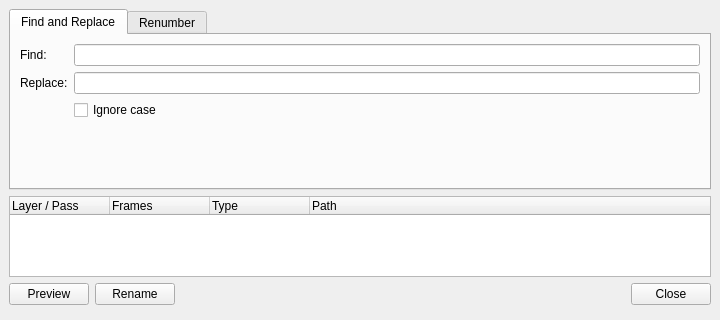
Before: the Qt Designer form core/tools/renderBrowser/rename_ui.ui in mjbonnington/icarus-gps, drawn with Qt 5.
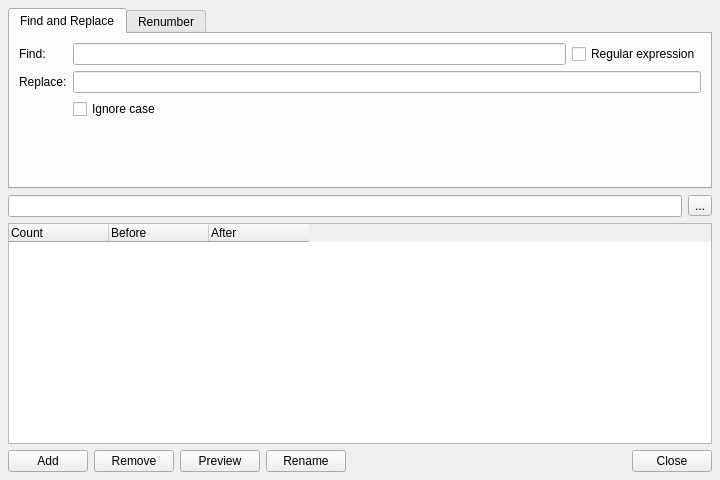
After: the same form once the commit is applied.

Commit message: Developing Sequence Rename tool.

Patch:
```diff
--- a/core/tools/renderBrowser/rename_ui.ui
+++ b/core/tools/renderBrowser/rename_ui.ui
@@ -7,7 +7,7 @@
     <x>0</x>
     <y>0</y>
     <width>720</width>
-    <height>320</height>
+    <height>480</height>
    </rect>
   </property>
   <property name="windowTitle">
@@ -15,8 +15,29 @@
   </property>
   <widget class="QWidget" name="centralwidget">
    <layout class="QVBoxLayout" name="verticalLayout">
+    <property name="spacing">
+     <number>6</number>
+    </property>
+    <property name="leftMargin">
+     <number>8</number>
+    </property>
+    <property name="topMargin">
+     <number>8</number>
+    </property>
+    <property name="rightMargin">
+     <number>8</number>
+    </property>
+    <property name="bottomMargin">
+     <number>8</number>
+    </property>
     <item>
      <widget class="QTabWidget" name="rename_tabWidget">
+      <property name="sizePolicy">
+       <sizepolicy hsizetype="Expanding" vsizetype="Maximum">
+        <horstretch>0</horstretch>
+        <verstretch>0</verstretch>
+       </sizepolicy>
+      </property>
       <property name="currentIndex">
        <number>0</number>
       </property>
@@ -25,33 +46,48 @@
         <string>Find and Replace</string>
        </attribute>
        <layout class="QFormLayout" name="formLayout">
-        <item row="0" column="0">
+        <item row="1" column="0">
          <widget class="QLabel" name="find_label">
           <property name="text">
            <string>Find:</string>
           </property>
          </widget>
         </item>
-        <item row="0" column="1">
-         <widget class="QLineEdit" name="find_lineEdit"/>
-        </item>
-        <item row="1" column="1">
-         <widget class="QLineEdit" name="replace_lineEdit"/>
-        </item>
-        <item row="1" column="0">
+        <item row="2" column="0">
          <widget class="QLabel" name="replace_label">
           <property name="text">
            <string>Replace:</string>
           </property>
          </widget>
         </item>
-        <item row="2" column="1">
+        <item row="3" column="1">
          <widget class="QCheckBox" name="ignoreCase_checkBox">
           <property name="text">
            <string>Ignore case</string>
           </property>
          </widget>
         </item>
+        <item row="1" column="1">
+         <layout class="QHBoxLayout" name="find_horizontalLayout">
+          <item>
+           <widget class="QLineEdit" name="find_lineEdit"/>
+          </item>
+          <item>
+           <widget class="QCheckBox" name="regex_checkBox">
+            <property name="text">
+             <string>Regular expression</string>
+            </property>
+           </widget>
+          </item>
+         </layout>
+        </item>
+        <item row="2" column="1">
+         <layout class="QHBoxLayout" name="replace_horizontalLayout">
+          <item>
+           <widget class="QLineEdit" name="replace_lineEdit"/>
+          </item>
+         </layout>
+        </item>
        </layout>
       </widget>
       <widget class="QWidget" name="renumber_tab">
@@ -162,7 +198,25 @@
      </widget>
     </item>
     <item>
-     <widget class="QTreeWidget" name="renderPbl_treeWidget">
+     <layout class="QHBoxLayout" name="dir_horizontalLayout">
+      <item>
+       <widget class="QLineEdit" name="dir_lineEdit">
+        <property name="mandatoryField" stdset="0">
+         <bool>false</bool>
+        </property>
+       </widget>
+      </item>
+      <item>
+       <widget class="QToolButton" name="dirBrowse_toolButton">
+        <property name="text">
+         <string>...</string>
+        </property>
+       </widget>
+      </item>
+     </layout>
+    </item>
+    <item>
+     <widget class="QTreeWidget" name="selection_treeWidget">
       <property name="alternatingRowColors">
        <bool>true</bool>
       </property>
@@ -184,24 +238,22 @@
       <property name="expandsOnDoubleClick">
        <bool>false</bool>
       </property>
+      <attribute name="headerStretchLastSection">
+       <bool>false</bool>
+      </attribute>
       <column>
        <property name="text">
-        <string>Layer / Pass</string>
+        <string>Count</string>
        </property>
       </column>
       <column>
        <property name="text">
-        <string>Frames</string>
+        <string>Before</string>
        </property>
       </column>
       <column>
        <property name="text">
-        <string>Type</string>
-       </property>
-      </column>
-      <column>
-       <property name="text">
-        <string>Path</string>
+        <string>After</string>
        </property>
       </column>
      </widget>
@@ -225,8 +277,34 @@
         <number>0</number>
        </property>
        <property name="bottomMargin">
-        <number>6</number>
+        <number>0</number>
        </property>
+       <item>
+        <widget class="QPushButton" name="add_pushButton">
+         <property name="text">
+          <string>Add</string>
+         </property>
+         <property name="default">
+          <bool>false</bool>
+         </property>
+         <property name="flat">
+          <bool>false</bool>
+         </property>
+        </widget>
+       </item>
+       <item>
+        <widget class="QPushButton" name="remove_pushButton">
+         <property name="text">
+          <string>Remove</string>
+         </property>
+         <property name="default">
+          <bool>false</bool>
+         </property>
+         <property name="flat">
+          <bool>false</bool>
+         </property>
+        </widget>
+       </item>
        <item>
         <widget class="QPushButton" name="preview_pushButton">
          <property name="text">
```
Left out of the diff: 21 changed lines with no effect on the pictures. The commit also changes 6 other files.
